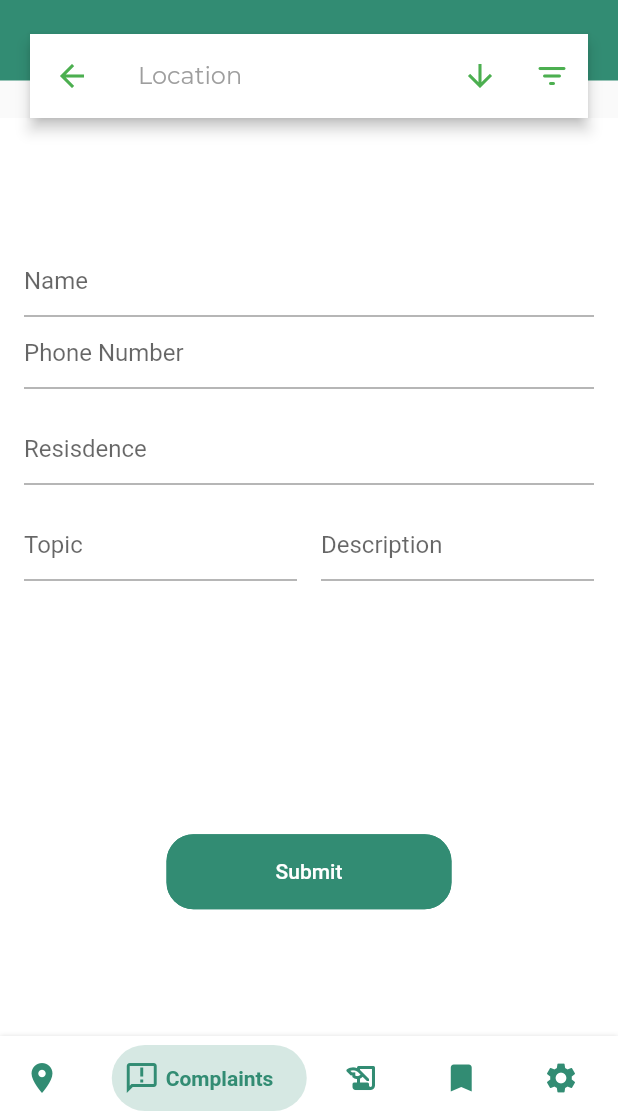
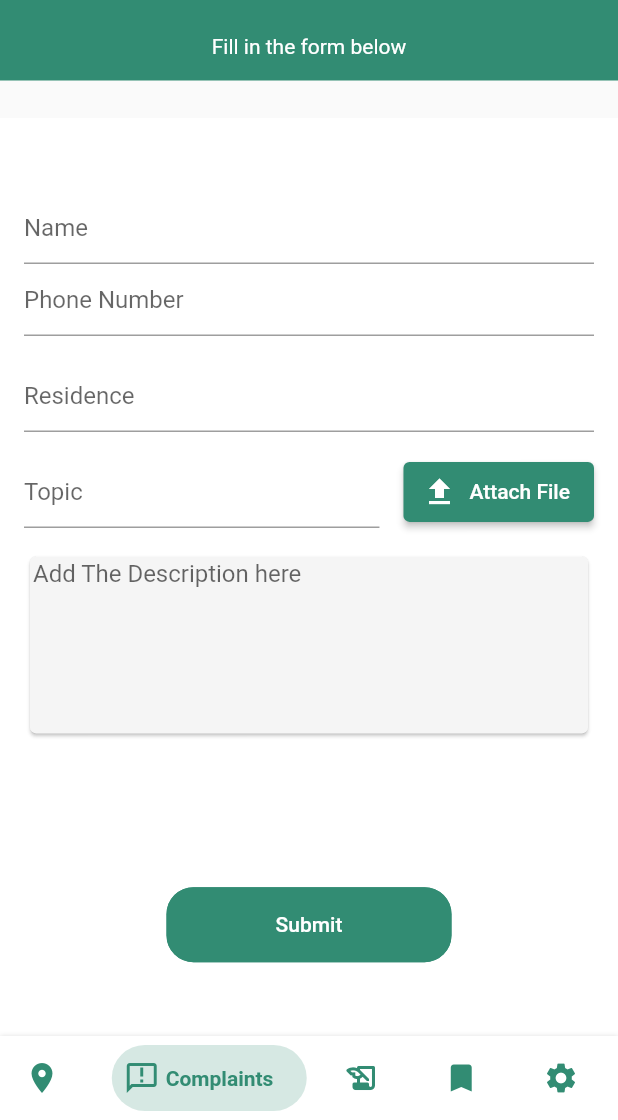
Before and after one commit to Jaimrg/pode_app, a Flutter app: the screen it shows after launch, item 2 of the bottom bar chosen, on a phone screen of 412 x 824 dp, the part 116-1236 px from its top. Run offline on Flutter 3.47's test engine with Material 2 defaults, Android fonts, the light colour scheme and no system bars; drawn by our look-alikes of bottom_navy_bar; our stand-ins replace flutter_rating_bar, getwidget, mask_text_input_formatter; missing offline and left inert: ink_page_indicator; project files that could hold a hidden picture were left out.

Commit message:
complaints corrected

```diff
--- a/lib/screens.dart
+++ b/lib/screens.dart
@@ -20,13 +20,13 @@ class _ScreenChangeState extends State<ScreenChange> {
   int currentIndex = 0;
 
   _appBar(height) => PreferredSize(
-        preferredSize: Size(MediaQuery.of(context).size.width, height + 100),
+        preferredSize: Size(MediaQuery.of(context).size.width, height + (100)),
         child: Stack(
           children: <Widget>[
             Container(
               child: Center(
                 child: Text(
-                  currentIndex==0?"Places":currentIndex==1?"Complaints":currentIndex==3?"Complaints":currentIndex==2?"Stories":"Settings",
+                  currentIndex==0?"Places":currentIndex==1?"Complaints":currentIndex==3?"Job Request":currentIndex==2?"Stories":"Settings",
                   style: TextStyle(
                       fontSize: 20.0,
                       fontWeight: FontWeight.w600,
@@ -43,7 +43,7 @@ class _ScreenChangeState extends State<ScreenChange> {
               top: 100.0,
               left: 20.0,
               right: 20.0,
-              child: AppBar(
+              child: currentIndex==1?Center(child: Text("Fill in the form below",style: TextStyle(color: Colors.white,fontSize: 14),),) :AppBar(
                 backgroundColor: Colors.white,
                 leading: IconButton(
                     icon: new Icon(Icons.arrow_back),
@@ -54,7 +54,7 @@ class _ScreenChangeState extends State<ScreenChange> {
                 primary: false,
                 title: TextField(
                     decoration: InputDecoration(
-                        hintText: "Location",
+                        hintText: currentIndex==3?"Search Request":"Location",
                         border: InputBorder.none,
                         hintStyle: TextStyle(
                             color: Colors.grey, fontFamily: 'Montserrat'))),
@@ -81,7 +81,7 @@ class _ScreenChangeState extends State<ScreenChange> {
     return Scaffold(
       appBar: _appBar(AppBar().preferredSize.height),
       body: Center(
-        child: currentIndex==0?Places():currentIndex==1?complaints():currentIndex==2?complaints():Settings()),
+        child: currentIndex==0?Places():currentIndex==1?complaints():currentIndex==2?complaints():currentIndex==3?Job_Request():Settings()),
       bottomNavigationBar: BottomNavyBar(
         selectedIndex: currentIndex,
         onItemSelected: (index) {
--- a/lib/screens/complaints.dart
+++ b/lib/screens/complaints.dart
@@ -17,7 +17,7 @@ class _complaintsState extends State<complaints> {
   TextEditingController cardNumberController = TextEditingController();
 
   var maskFormatter = new MaskTextInputFormatter(
-      mask: '+(###) ###-###-###',
+      mask: '+(258) ###-###-###',
       filter: {"#": RegExp(r'[0-9]')},
       type: MaskAutoCompletionType.lazy);
 
@@ -38,11 +38,12 @@ class _complaintsState extends State<complaints> {
                       children: [
                         TextFormField(
                           controller: cardNumberController,
-                          keyboardType: TextInputType.number,
-
-                          decoration: InputDecoration(hintText: "Name",fillColor: Colors.grey,
-              focusColor: Colors.grey,),
-
+                          keyboardType: TextInputType.text,
+                          decoration: InputDecoration(
+                            hintText: "Name",
+                            fillColor: Colors.grey,
+                            focusColor: Colors.grey,
+                          ),
                         ),
                         TextFormField(
                           inputFormatters: [maskFormatter],
@@ -53,7 +54,7 @@ class _complaintsState extends State<complaints> {
                           padding: const EdgeInsets.symmetric(vertical: 16),
                           child: TextFormField(
                             decoration:
-                                const InputDecoration(hintText: "Resisdence"),
+                                const InputDecoration(hintText: "Residence"),
                           ),
                         ),
                         Row(
@@ -66,29 +67,52 @@ class _complaintsState extends State<complaints> {
                               ),
                             ),
                             const SizedBox(width: 16),
-                            Expanded(
-                              child: TextFormField(
-                                keyboardType: TextInputType.number,
-                                decoration: const InputDecoration(
-                                    hintText: "Description"),
+                            ElevatedButton.icon(
+
+                          onPressed: () {},
+                          icon: Icon(
+                            // <-- Icon
+                            Icons.upload,
+
+                            size: 24.0,
                           ),
+                          label: Text('Attach File'),
+                          style: ButtonStyle(minimumSize: MaterialStateProperty.all(Size(50, 40)),
+                        backgroundColor:
+                            MaterialStateProperty.all(kPrimaryColor),),
+                           // <-- Text
                         ),
                           ],
                         ),
+
+                        SizedBox(
+                          height: 15,
+                        ),
+                        Card(
+                            color: Colors.grey[100],
+                            child: Padding(
+                              padding: EdgeInsets.all(2.0),
+                              child: TextField(
+                                maxLines: 6, //or null
+                                decoration: InputDecoration.collapsed(
+                                    hintText: "Add The Description here"),
+                              ),
+                            ))
                       ],
                     ),
                   ),
                   const Spacer(flex: 2),
                   TextButton(
-
                     child: Text("Submit"),
                     style: ButtonStyle(
                         // fixedSize: Size.fromHeight(150),
                         minimumSize: MaterialStateProperty.all(Size(190, 50)),
-                          backgroundColor: MaterialStateProperty.all(kPrimaryColor),
-                          foregroundColor: MaterialStateProperty.all(Colors.white),
-                            shape: MaterialStateProperty.all<
-                                    RoundedRectangleBorder>(
+                        backgroundColor:
+                            MaterialStateProperty.all(kPrimaryColor),
+                        foregroundColor:
+                            MaterialStateProperty.all(Colors.white),
+                        shape:
+                            MaterialStateProperty.all<RoundedRectangleBorder>(
                                 RoundedRectangleBorder(
                                     borderRadius: BorderRadius.circular(18.0),
                                     side: BorderSide(color: kPrimaryColor)))),
--- a/lib/screens/job_request.dart
+++ b/lib/screens/job_request.dart
@@ -63,7 +63,7 @@ class _Job_RequestState extends State<Job_Request> {
                                       CircleAvatar(
                                         radius: 50,
                                         backgroundImage: NetworkImage(
-                                            "https://steamcdn-a.akamaihd.net/steamcommunity/public/images/avatars/22/22a4f44d8c8f1451f0eaa765e80b698bab8dd826_full.jpg"),
+                                            "https://www.gravatar.com/avatar/205e460b479e2e5b48aec07710c08d50?r=pg"),
                                       ),
                                       const SizedBox(width: 20),
                                       Column(
```
Lines whose indentation alone changed are shown as unchanged.
